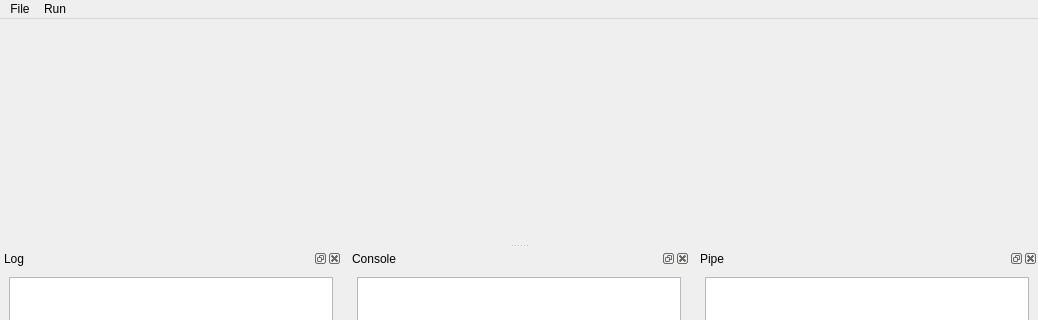
testmana2/mks, file debugger/monkeydbg/src/MainWindow.ui: the form before one commit; both pictures show x 0 to 1038 and y 0 to 320 of the 1038 by 500 pixel window.
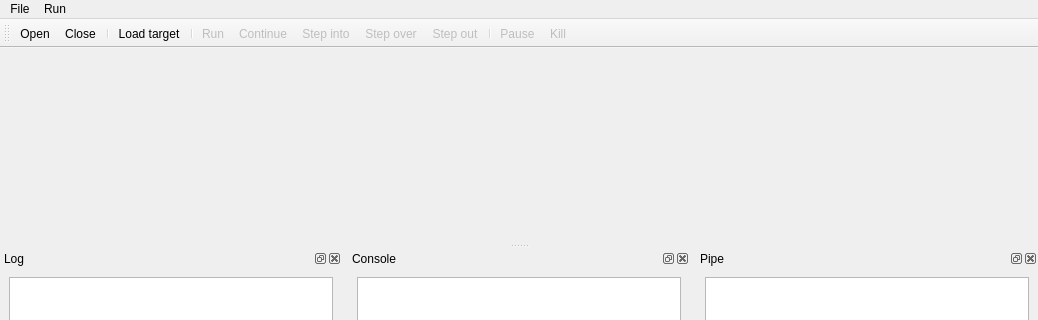
The form after the commit. Icons and pictures are not drawn.

The edit to the form file:
```diff
--- a/debugger/monkeydbg/src/MainWindow.ui
+++ b/debugger/monkeydbg/src/MainWindow.ui
@@ -133,6 +133,30 @@
     </layout>
    </widget>
   </widget>
+  <widget class="QToolBar" name="toolBar" >
+   <property name="windowTitle" >
+    <string>toolBar</string>
+   </property>
+   <attribute name="toolBarArea" >
+    <enum>TopToolBarArea</enum>
+   </attribute>
+   <attribute name="toolBarBreak" >
+    <bool>false</bool>
+   </attribute>
+   <addaction name="actionOpen_file" />
+   <addaction name="actionClose_file" />
+   <addaction name="separator" />
+   <addaction name="actionLoad_target" />
+   <addaction name="separator" />
+   <addaction name="actionRun" />
+   <addaction name="actionContinue" />
+   <addaction name="actionStep_into" />
+   <addaction name="actionStep_over" />
+   <addaction name="actionStep_out" />
+   <addaction name="separator" />
+   <addaction name="actionPause" />
+   <addaction name="actionKill" />
+  </widget>
   <action name="actionRun" >
    <property name="enabled" >
     <bool>false</bool>
```
Left out of the diff: 44 changed lines with no effect on the pictures.
